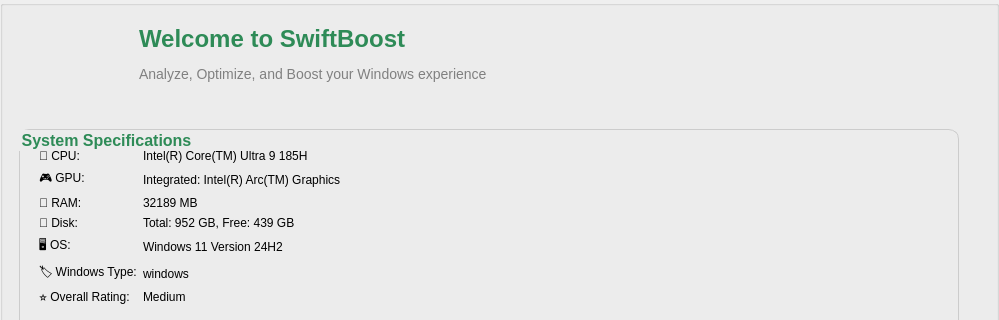
Above: mainmenu.ui from alexhebri/SwiftBoost before the change; both pictures show x 0 to 999 and y 0 to 320 of the 999 by 461 pixel window. Below: the same form after it.
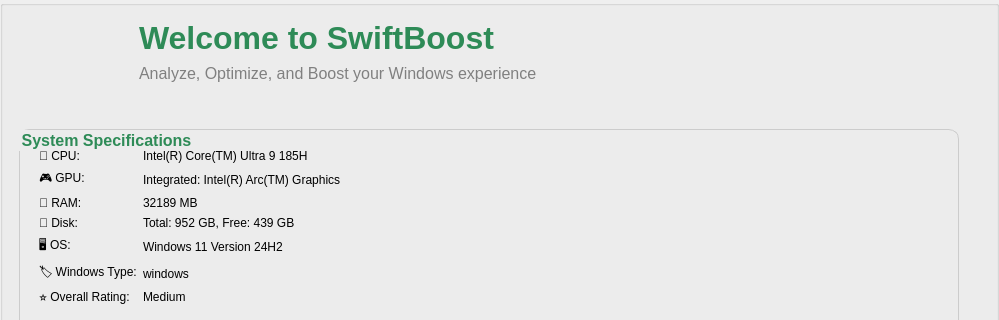
That is the form after the change. Icons and pictures are not drawn.

What changed in the file:
```diff
--- a/mainmenu.ui
+++ b/mainmenu.ui
@@ -49,7 +49,7 @@
      <rect>
       <x>140</x>
       <y>20</y>
-      <width>400</width>
+      <width>821</width>
       <height>40</height>
      </rect>
     </property>
@@ -57,7 +57,7 @@
      <string notr="true">font-size: 24px; font-weight: bold; color: #2E8B57;</string>
     </property>
     <property name="text">
-     <string>Welcome to SwiftBoost</string>
+     <string>&lt;html&gt;&lt;head/&gt;&lt;body&gt;&lt;p&gt;&lt;span style=&quot; font-size:24pt;&quot;&gt;Welcome to SwiftBoost&lt;/span&gt;&lt;/p&gt;&lt;/body&gt;&lt;/html&gt;</string>
     </property>
    </widget>
    <widget class="QLabel" name="label_subtitle">
@@ -65,7 +65,7 @@
      <rect>
       <x>140</x>
       <y>60</y>
-      <width>600</width>
+      <width>821</width>
       <height>30</height>
      </rect>
     </property>
@@ -73,7 +73,7 @@
      <string notr="true">font-size: 14px; color: gray;</string>
     </property>
     <property name="text">
-     <string>Analyze, Optimize, and Boost your Windows experience</string>
+     <string>&lt;html&gt;&lt;head/&gt;&lt;body&gt;&lt;p&gt;&lt;span style=&quot; font-size:12pt;&quot;&gt;Analyze, Optimize, and Boost your Windows experience&lt;/span&gt;&lt;/p&gt;&lt;/body&gt;&lt;/html&gt;</string>
     </property>
    </widget>
    <widget class="QGroupBox" name="groupBox_specs">
```
Left out of the diff: 17 changed lines with no effect on the pictures.
